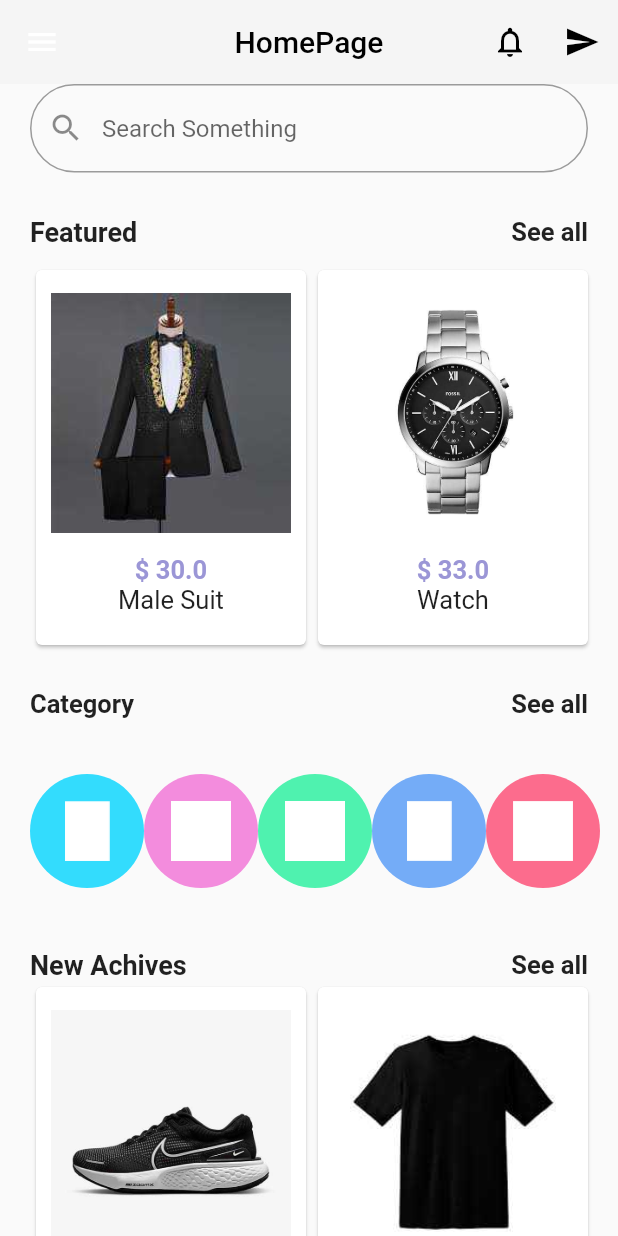
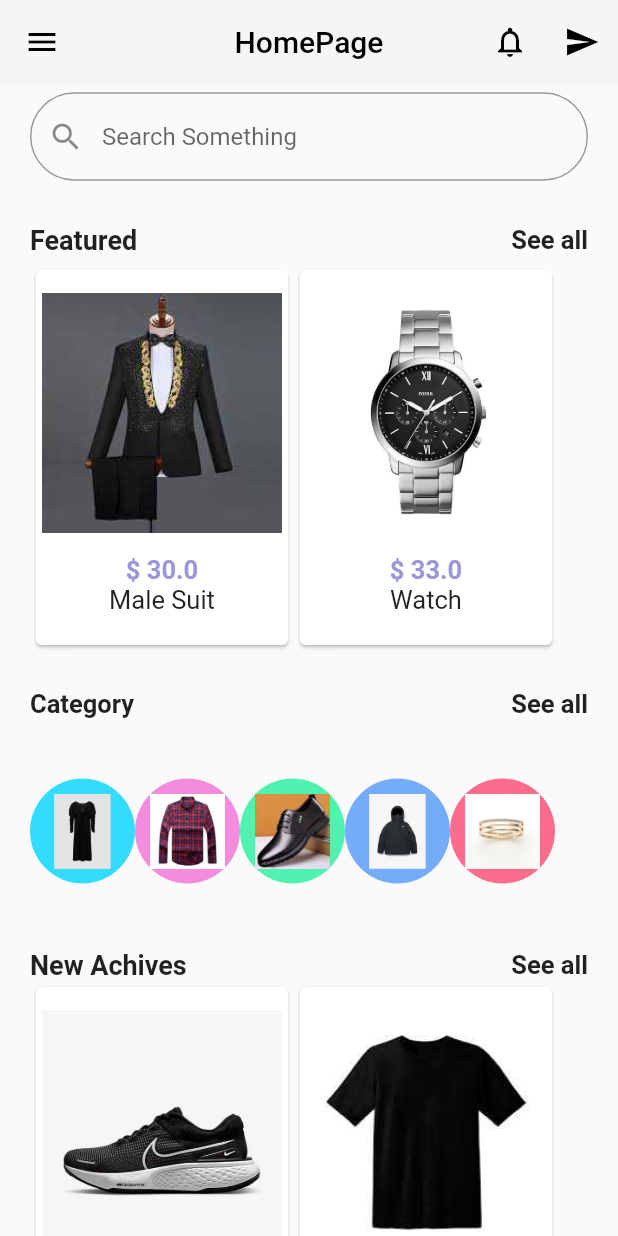
Before and after one commit to munacodes/e-commerce_app, a Flutter app: the HomePage screen opened directly, on a phone screen of 412 x 824 dp. Run offline on Flutter 3.47's test engine with Material 2 defaults, Android fonts, the phone set to English and light mode, and no system bars.

Commit message:
updating homepage

```diff
--- a/lib/home.dart
+++ b/lib/home.dart
@@ -1,3 +1,4 @@
+import 'package:e_commerce/screens/screensExport.dart';
 import 'package:flutter/material.dart';
 
 class Home extends StatefulWidget {
@@ -10,8 +11,6 @@ class Home extends StatefulWidget {
 class _HomeState extends State<Home> {
   @override
   Widget build(BuildContext context) {
-    return Container(
-      color: Colors.red,
-    );
+    return HomePage();
   }
 }
--- a/lib/screens/homePage.dart
+++ b/lib/screens/homePage.dart
@@ -9,7 +9,7 @@ class HomePage extends StatelessWidget {
     return Card(
       child: Container(
         height: 250,
-        width: 180,
+        width: 168,
         child: Column(
           children: [
             Container(
@@ -43,12 +43,11 @@ class HomePage extends StatelessWidget {
 
   Widget _buildCategoryProduct({required String image, required int color}) {
     return CircleAvatar(
-      maxRadius: 38,
+      maxRadius: 35,
       backgroundColor: Color(color),
       child: Container(
-        height: 40,
+        height: 50,
         child: Image(
-          color: Colors.white,
           image: AssetImage('assets/images/$image'),
         ),
       ),
@@ -74,7 +73,10 @@ class HomePage extends StatelessWidget {
           elevation: 0.0,
           backgroundColor: Colors.grey[100],
           leading: IconButton(
-            icon: Icon(Icons.menu),
+            icon: const Icon(
+              Icons.menu,
+              color: Colors.black,
+            ),
             onPressed: () {
               _key.currentState!.openDrawer();
             },
@@ -82,12 +84,12 @@ class HomePage extends StatelessWidget {
           actions: [
             IconButton(
               onPressed: () {},
-              icon: Icon(Icons.notifications_none),
+              icon: const Icon(Icons.notifications_none),
               color: Colors.black,
             ),
             IconButton(
               onPressed: () {},
-              icon: Icon(Icons.send),
+              icon: const Icon(Icons.send),
               color: Colors.black,
             ),
           ],
@@ -96,14 +98,14 @@ class HomePage extends StatelessWidget {
           height: double.infinity,
           width: double.infinity,
           margin: const EdgeInsets.symmetric(horizontal: 20),
-          child: Column(
+          child: ListView(
+            children: [
+              Column(
                 children: [
                   Container(
                     height: 120,
                     width: double.infinity,
-                child: ListView(
-                  children: [
-                    Column(
+                    child: Column(
                       mainAxisAlignment: MainAxisAlignment.center,
                       children: [
                         TextFormField(
@@ -142,8 +144,6 @@ class HomePage extends StatelessWidget {
                               ),
                             ],
                           ),
-                        ),
-                      ],
                         ),
                       ],
                     ),
@@ -203,8 +203,10 @@ class HomePage extends StatelessWidget {
                             image: "Shirt.jpg", color: 0xFFF38CDD),
                         _buildCategoryProduct(
                             image: "Male Shoe.jpg", color: 0xFF4FF2AF),
-                    _buildCategoryProduct(image: "Hood.png", color: 0xFF74ACF7),
-                    _buildCategoryProduct(image: "Ring.png", color: 0xFFFC6C8D),
+                        _buildCategoryProduct(
+                            image: "Hood.png", color: 0xFF74ACF7),
+                        _buildCategoryProduct(
+                            image: "Ring.png", color: 0xFFFC6C8D),
                       ],
                     ),
                   ),
@@ -260,6 +262,8 @@ class HomePage extends StatelessWidget {
                   ),
                 ],
               ),
+            ],
+          ),
         ),
       ),
     );
```
Lines whose indentation alone changed are shown as unchanged.
